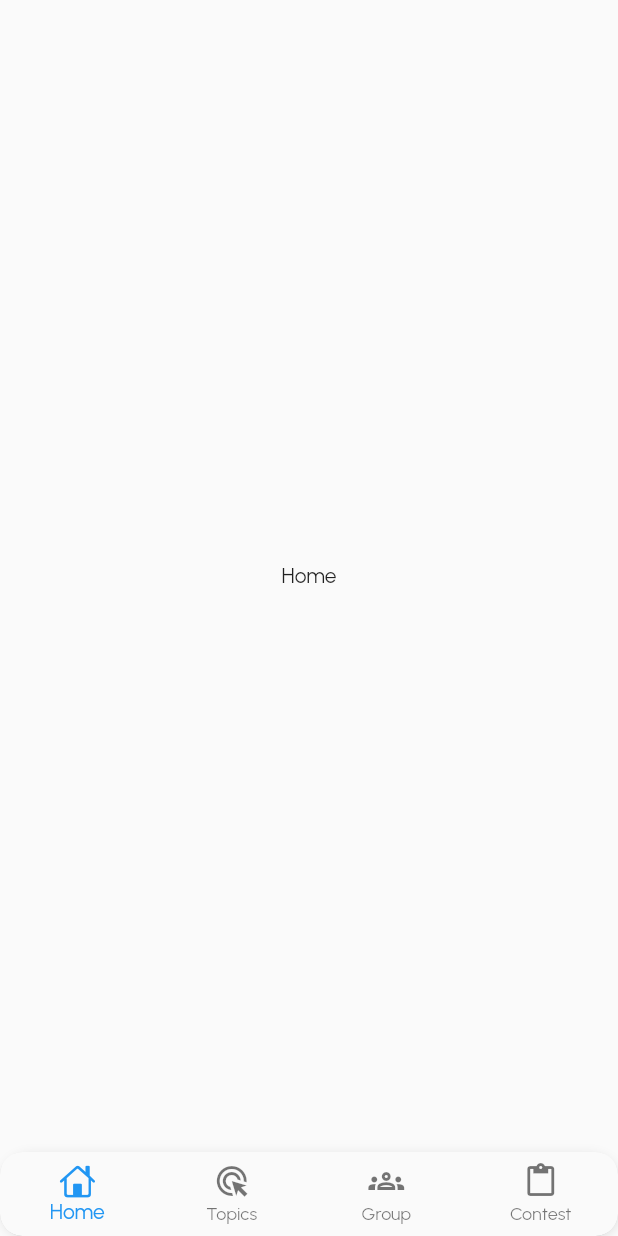
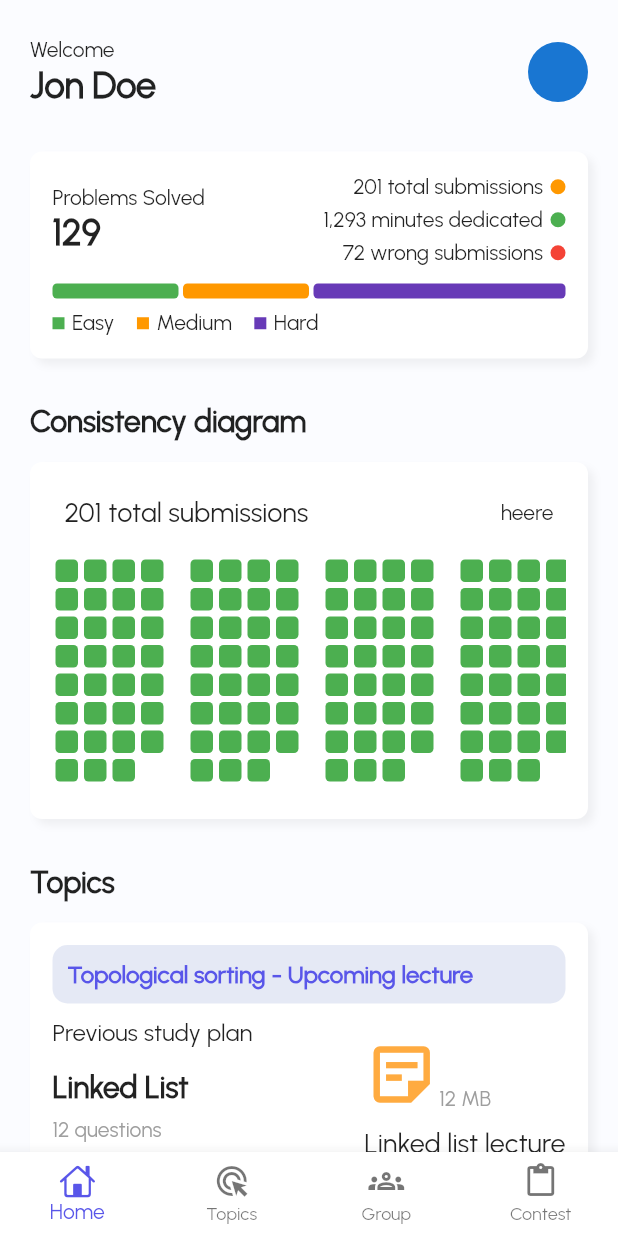
Before and after one commit to nattigy/portal.a2sv, a Flutter app: the HomePage screen opened directly, on a phone screen of 412 x 824 dp. Run offline on Flutter 3.47's test engine with Material 2 defaults, Android fonts, the phone set to English and light mode, and no system bars; our stand-ins replace bloc, equatable, flutter_bloc, flutter_secure_storage, formz, graphql and 2 more; accounts and stored records are empty; project files that could hold a hidden picture were left out.

Commit message:
[mobile] added home page

```diff
--- a/a2sv_portal_mobile/lib/app/app_view.dart
+++ b/a2sv_portal_mobile/lib/app/app_view.dart
@@ -1,4 +1,5 @@
 import 'package:a2sv_portal_mobile/app/students/screens/platforms.page.dart';
+import 'package:a2sv_portal_mobile/utils/custom_colors.dart';
 import 'package:flutter/material.dart';
 import 'package:flutter_bloc/flutter_bloc.dart';
 
@@ -26,27 +27,31 @@ class _AppViewState extends State<AppView> {
     return MaterialApp(
       debugShowCheckedModeBanner: false,
       navigatorKey: _navigatorKey,
-      theme: ThemeData(fontFamily: "Urbanist Regular"),
+      theme: ThemeData(
+          fontFamily: "Urbanist Regular",
+        scaffoldBackgroundColor: CustomColors.scaffoldBackGroundColor,
+      ),
       builder: (context, child) {
       //  return PlatformsPage();
         return BlocListener<AuthenticationBloc, AuthenticationState>(
           listener: (context, state) {
             switch (state.status) {
-              case AuthenticationStatus.authenticated:
+              case AuthenticationStatus.unauthenticated:
                 _navigator.pushAndRemoveUntil<void>(
                   HomePage.route(),
                   (route) => false,
                 );
                 break;
-              case AuthenticationStatus.unauthenticated:
-                _navigator.pushAndRemoveUntil<void>(
-                  LoginPage.route(),
-                  (route) => false,
-                );
-                break;
+              // case AuthenticationStatus.unauthenticated:
+              //   _navigator.pushAndRemoveUntil<void>(
+              //     LoginPage.route(),
+              //     (route) => false,
+              //   );
+              //   break;
               case AuthenticationStatus.firstUse:
                 _navigator.pushAndRemoveUntil<void>(
-                  OnBoardingPage.route(),
+                  HomePage.route(),
+                  // OnBoardingPage.route(),
                   (route) => false,
                 );
                 break;
--- a/a2sv_portal_mobile/lib/app/home/home.page.dart
+++ b/a2sv_portal_mobile/lib/app/home/home.page.dart
@@ -1,10 +1,10 @@
 import 'package:a2sv_portal_mobile/app/contest_tab/contest_tabs.dart';
 import 'package:a2sv_portal_mobile/app/topics_tab/topics_tab.dart';
+import 'package:a2sv_portal_mobile/utils/custom_colors.dart';
 import 'package:flutter/cupertino.dart';
 import 'package:flutter/material.dart';
-import 'package:flutter_bloc/flutter_bloc.dart';
+import 'package:velocity_x/velocity_x.dart';
 
-import '../auth/bloc/auth/auth.bloc.dart';
 import '../group_tab/group_tab.dart';
 import '../home_tab/home_tab.dart';
 
@@ -39,20 +39,12 @@ class _HomePageState extends State<HomePage> {
   Widget build(BuildContext context) {
     return Scaffold(
       body: _widgets[_selectedIndex],
-      bottomNavigationBar: Container(
-        decoration: const BoxDecoration(
-          borderRadius: BorderRadius.all(Radius.circular(20)),
-          boxShadow: [
-            BoxShadow(
-                color: Colors.black12,
-                spreadRadius: 0,
-                blurRadius: 6,
-                offset: Offset(1, 2)),
-          ],
-        ),
-        child: ClipRRect(
-          borderRadius: const BorderRadius.all(Radius.circular(15)),
-          child: BottomNavigationBar(
+      bottomNavigationBar: BottomNavigationBar(
+        backgroundColor: Colors.white,
+          // selectedIconTheme: IconThemeData(
+          //   color: CustomColors.primaryColor,
+          // ),
+          selectedItemColor: CustomColors.primaryColor,
           type: BottomNavigationBarType.fixed,
           currentIndex: _selectedIndex,
           onTap: _onItemTapped,
@@ -68,8 +60,6 @@ class _HomePageState extends State<HomePage> {
             BottomNavigationBarItem(
                 icon: Icon(Icons.content_paste_outlined), label: 'Contest'),
           ]),
-        ),
-      ),
     );
   }
 }
--- a/a2sv_portal_mobile/lib/app/home_tab/home_tab.dart
+++ b/a2sv_portal_mobile/lib/app/home_tab/home_tab.dart
@@ -1,10 +1,54 @@
 import 'package:flutter/material.dart';
+
+import '../../widgets/cards/margin_container.dart';
+import '../../widgets/text_views/card_label_text.dart';
+import '../topics_tab/topics_tab.dart';
+import 'widgets/consistency_diagram_card.dart';
+import 'widgets/profile_card.dart';
+import 'widgets/profile_stats_card.dart';
 
 class HomeTab extends StatelessWidget {
   const HomeTab({Key? key}) : super(key: key);
 
   @override
   Widget build(BuildContext context) {
-    return Container(child: Center(child: Text("Home"),),);
+    return Scaffold(
+      body: SafeArea(
+        child: SingleChildScrollView(
+          child: Column(
+            crossAxisAlignment: CrossAxisAlignment.start,
+            children: [
+              SizedBox(height: 25),
+              MarginContainer(child: ProfileCard()),
+              SizedBox(height: 30),
+              MarginContainer(child: ProblemsStatCard()),
+              SizedBox(height: 30),
+              MarginContainer(
+                child: Column(
+                  crossAxisAlignment: CrossAxisAlignment.start,
+                  children: [
+                    CardLabelText(text: "Consistency diagram"),
+                    SizedBox(height: 15),
+                    ConsistencyDiagramCard(),
+                  ],
+                ),
+              ),
+              SizedBox(height: 30),
+              MarginContainer(
+                child: Column(
+                  crossAxisAlignment: CrossAxisAlignment.start,
+                  children: [
+                    CardLabelText(text: "Topics"),
+                    SizedBox(height: 15),
+                    TopicsTab(),
+                  ],
+                ),
+              ),
+              SizedBox(height: 30),
+            ],
+          ),
+        ),
+      ),
+    );
   }
 }
--- /dev/null
+++ b/a2sv_portal_mobile/lib/app/home_tab/widgets/consistency_diagram_card.dart
@@ -0,0 +1,80 @@
+import 'package:a2sv_portal_mobile/widgets/cards/shadow_card.dart';
+import 'package:flutter/material.dart';
+
+class ConsistencyDiagramCard extends StatelessWidget {
+  const ConsistencyDiagramCard({Key? key}) : super(key: key);
+
+  @override
+  Widget build(BuildContext context) {
+    return ShadowCard(
+        child: Column(
+      children: [
+        Padding(
+          padding: const EdgeInsets.all(8),
+          child: Row(
+            mainAxisAlignment: MainAxisAlignment.spaceBetween,
+            children: [
+              Text(
+                "201 total submissions",
+                style: TextStyle(fontSize: 18, fontWeight: FontWeight.w500),
+              ),
+              Text("heere"),
+            ],
+          ),
+        ),
+        SizedBox(height: 10),
+        MonthlyConsistency(),
+      ],
+    ));
+  }
+}
+
+class MonthlyConsistency extends StatelessWidget {
+  const MonthlyConsistency({Key? key}) : super(key: key);
+
+  @override
+  Widget build(BuildContext context) {
+    return SingleChildScrollView(
+      scrollDirection: Axis.horizontal,
+      child: Row(
+        mainAxisAlignment: MainAxisAlignment.spaceEvenly,
+        children: [
+          ...List.generate(12, (index) => SingleMonth()),
+        ],
+      ),
+    );
+  }
+}
+
+class SingleMonth extends StatelessWidget {
+  const SingleMonth({Key? key}) : super(key: key);
+
+  @override
+  Widget build(BuildContext context) {
+    return SizedBox(
+      width: 90,
+      height: 160,
+      child: Wrap(
+        children: [
+          ...List.generate(31, (index) => Day()),
+        ],
+      ),
+    );
+  }
+}
+
+class Day extends StatelessWidget {
+  const Day({Key? key}) : super(key: key);
+
+  @override
+  Widget build(BuildContext context) {
+    return Container(
+      margin: EdgeInsets.all(2),
+      decoration: BoxDecoration(
+        color: Colors.green,
+        borderRadius: BorderRadius.all(Radius.circular(3)),
+      ),
+      child: SizedBox(width: 15, height: 15),
+    );
+  }
+}
--- /dev/null
+++ b/a2sv_portal_mobile/lib/app/home_tab/widgets/profile_card.dart
@@ -0,0 +1,22 @@
+import 'package:flutter/material.dart';
+
+class ProfileCard extends StatelessWidget {
+  const ProfileCard({Key? key}) : super(key: key);
+
+  @override
+  Widget build(BuildContext context) {
+    return Row(
+      mainAxisAlignment: MainAxisAlignment.spaceBetween,
+      children: [
+        Column(
+          crossAxisAlignment: CrossAxisAlignment.start,
+          children: [
+            Text("Welcome"),
+            Text("Jon Doe", style: TextStyle(fontWeight: FontWeight.w800, fontSize: 24),),
+          ],
+        ),
+        CircleAvatar(),
+      ],
+    );
+  }
+}
--- /dev/null
+++ b/a2sv_portal_mobile/lib/app/home_tab/widgets/profile_stats_card.dart
@@ -0,0 +1,89 @@
+import 'package:flutter/material.dart';
+
+import '../../../widgets/cards/shadow_card.dart';
+import '../../../widgets/text_views/reminder_text_view.dart';
+import 'questions_ratio.dart';
+
+class ProblemsStatCard extends StatelessWidget {
+  const ProblemsStatCard({Key? key}) : super(key: key);
+
+  @override
+  Widget build(BuildContext context) {
+    return ShadowCard(
+      child: Column(
+        children: [
+          // ReminderTextView(),
+          Row(
+            mainAxisAlignment: MainAxisAlignment.spaceBetween,
+            children: [
+              Column(
+                crossAxisAlignment: CrossAxisAlignment.start,
+                children: [
+                  Text("Problems Solved",),
+                  Text("129", style: TextStyle(fontWeight: FontWeight.w800, fontSize: 24),),
+                ],
+              ),
+              Column(
+                crossAxisAlignment: CrossAxisAlignment.end,
+                children: [
+                  Row(
+                    children: [
+                      Text("201 total submissions"),
+                      SizedBox(width: 5),
+                      SizedBox(
+                        width: 10,
+                        height: 10,
+                        child: Container(
+                          decoration: BoxDecoration(
+                            color: Colors.orange,
+                            borderRadius: BorderRadius.all(Radius.circular(10))
+                          ),
+                        ),
+                      ),
+                    ],
+                  ),
+                  SizedBox(height: 5),
+                  Row(
+                    children: [
+                      Text("1,293 minutes dedicated"),
+                      SizedBox(width: 5),
+                      SizedBox(
+                        width: 10,
+                        height: 10,
+                        child: Container(
+                          decoration: BoxDecoration(
+                              color: Colors.green,
+                              borderRadius: BorderRadius.all(Radius.circular(10))
+                          ),
+                        ),
+                      ),
+                    ],
+                  ),
+                  SizedBox(height: 5),
+                  Row(
+                    children: [
+                      Text("72 wrong submissions"),
+                      SizedBox(width: 5),
+                      SizedBox(
+                        width: 10,
+                        height: 10,
+                        child: Container(
+                          decoration: BoxDecoration(
+                              color: Colors.red,
+                              borderRadius: BorderRadius.all(Radius.circular(10))
+                          ),
+                        ),
+                      ),
+                    ],
+                  ),
+                ],
+              )
+            ],
+          ),
+          SizedBox(height: 12),
+          QuestionsRatio(),
+        ],
+      ),
+    );
+  }
+}
--- /dev/null
+++ b/a2sv_portal_mobile/lib/app/home_tab/widgets/questions_ratio.dart
@@ -0,0 +1,110 @@
+import 'package:flutter/material.dart';
+
+class QuestionsRatio extends StatelessWidget {
+  const QuestionsRatio({Key? key}) : super(key: key);
+
+  @override
+  Widget build(BuildContext context) {
+    return Column(
+      crossAxisAlignment: CrossAxisAlignment.start,
+      children: [
+        Row(
+          children: [
+            Expanded(
+              flex: 1,
+              child: SizedBox(
+                height: 10,
+                child: Container(
+                  decoration: BoxDecoration(
+                    borderRadius: BorderRadius.all(Radius.circular(3)),
+                    color: Colors.green,
+                  ),
+                ),
+              ),
+            ),
+            SizedBox(width: 3),
+            Expanded(
+              flex: 1,
+              child: SizedBox(
+                height: 10,
+                child: Container(
+                  decoration: BoxDecoration(
+                    borderRadius: BorderRadius.all(Radius.circular(3)),
+                      color: Colors.orange,
+                  ),
+                ),
+              ),
+            ),
+            SizedBox(width: 3),
+            Expanded(
+              flex: 2,
+              child: SizedBox(
+                height: 10,
+                child: Container(
+                  decoration: BoxDecoration(
+                    borderRadius: BorderRadius.all(Radius.circular(3)),
+                      color: Colors.deepPurple,
+                  ),
+                ),
+              ),
+            ),
+          ],
+        ),
+        SizedBox(height: 8),
+        Row(
+          mainAxisSize: MainAxisSize.min,
+          mainAxisAlignment: MainAxisAlignment.start,
+          children: [
+            Row(
+              children: [
+                SizedBox(
+                  height: 8,
+                  width: 8,
+                  child: Container(
+                    decoration: BoxDecoration(
+                      color: Colors.green,
+                    ),
+                  ),
+                ),
+                SizedBox(width: 5),
+                Text("Easy"),
+              ],
+            ),
+            SizedBox(width: 15),
+            Row(
+              children: [
+                SizedBox(
+                  height: 8,
+                  width: 8,
+                  child: Container(
+                    decoration: BoxDecoration(
+                      color: Colors.orange,
+                    ),
+                  ),
+                ),
+                SizedBox(width: 5),
+                Text("Medium"),
+              ],
+            ),
+            SizedBox(width: 15),
+            Row(
+              children: [
+                SizedBox(
+                  height: 8,
+                  width: 8,
+                  child: Container(
+                    decoration: BoxDecoration(
+                      color: Colors.deepPurple,
+                    ),
+                  ),
+                ),
+                SizedBox(width: 5),
+                Text("Hard"),
+              ],
+            ),
+          ],
+        )
+      ],
+    );
+  }
+}
--- /dev/null
+++ b/a2sv_portal_mobile/lib/app/students/screens/stats_detail_page.dart
@@ -0,0 +1,37 @@
+import 'package:a2sv_portal_mobile/app/home_tab/widgets/profile_stats_card.dart';
+import 'package:flutter/material.dart';
+
+import '../../../widgets/cards/margin_container.dart';
+import '../../../widgets/text_views/card_label_text.dart';
+import '../../home_tab/widgets/consistency_diagram_card.dart';
+
+class StatsDetailPage extends StatelessWidget {
+  const StatsDetailPage({Key? key}) : super(key: key);
+
+  @override
+  Widget build(BuildContext context) {
+    return Scaffold(
+      body: SafeArea(
+        child: SingleChildScrollView(
+          child: Column(
+            children: [
+              SizedBox(height: 30),
+              MarginContainer(child: ProblemsStatCard()),
+              SizedBox(height: 30),
+              MarginContainer(
+                child: Column(
+                  crossAxisAlignment: CrossAxisAlignment.start,
+                  children: [
+                    CardLabelText(text: "Consistency diagram"),
+                    SizedBox(height: 15),
+                    ConsistencyDiagramCard(),
+                  ],
+                ),
+              ),
+            ],
+          ),
+        ),
+      ),
+    );
+  }
+}
--- a/a2sv_portal_mobile/lib/app/students/screens/students-list.page.dart
+++ /dev/null
@@ -1,10 +0,0 @@
-import 'package:flutter/material.dart';
-
-class StudentsListPage extends StatelessWidget {
-  const StudentsListPage({Key? key}) : super(key: key);
-
-  @override
-  Widget build(BuildContext context) {
-    return Container();
-  }
-}
--- a/a2sv_portal_mobile/lib/app/students/screens/widgets/single-student.component.dart
+++ /dev/null
@@ -1,10 +0,0 @@
-import 'package:flutter/material.dart';
-
-class SingleStudent extends StatelessWidget {
-  const SingleStudent({Key? key}) : super(key: key);
-
-  @override
-  Widget build(BuildContext context) {
-    return Container();
-  }
-}
--- a/a2sv_portal_mobile/lib/app/topics_tab/topics_tab.dart
+++ b/a2sv_portal_mobile/lib/app/topics_tab/topics_tab.dart
@@ -1,10 +1,89 @@
+import 'package:a2sv_portal_mobile/widgets/buttons/main-button.dart';
+import 'package:a2sv_portal_mobile/widgets/cards/shadow_card.dart';
 import 'package:flutter/material.dart';
+
+import '../../widgets/text_views/card_title_text.dart';
+import '../../widgets/text_views/reminder_text_view.dart';
 
 class TopicsTab extends StatelessWidget {
   const TopicsTab({Key? key}) : super(key: key);
 
   @override
   Widget build(BuildContext context) {
-    return Container(child: Center(child: Text("Topics"),),);
+    return ShadowCard(
+      child: Column(
+        children: [
+          ReminderTextView(),
+          SizedBox(height: 10),
+          Row(
+            mainAxisAlignment: MainAxisAlignment.spaceBetween,
+            children: [
+              Column(
+                crossAxisAlignment: CrossAxisAlignment.start,
+                children: [
+                  Text(
+                    "Previous study plan",
+                    style: TextStyle(fontWeight: FontWeight.w400, fontSize: 16),
+                  ),
+                  SizedBox(height: 15),
+                  CardTitleText(text: "Linked List"),
+                  SizedBox(height: 8),
+                  Text(
+                    "12 questions",
+                    style: TextStyle(
+                      fontWeight: FontWeight.w200,
+                        color: Colors.grey,
+                    ),
+                  ),
+                  SizedBox(height: 8),
+                  SizedBox(
+                    width: 125,
+                    child: MainButton(
+                      title: "Open Topic",
+                      onClick: () {},
+                      color: Colors.indigo,
+                    ),
+                  )
+                ],
+              ),
+              Column(
+                crossAxisAlignment: CrossAxisAlignment.start,
+                children: [
+                  Row(
+                    crossAxisAlignment: CrossAxisAlignment.end,
+                    children: [
+                      Icon(Icons.sticky_note_2_outlined, color: Colors.orangeAccent, size: 50),
+                      Text(
+                        "12 MB",
+                        style: TextStyle(
+                          fontWeight: FontWeight.w100,
+                          color: Colors.grey
+                        ),
+                      ),
+                    ],
+                  ),
+                  SizedBox(height: 10),
+                  Text(
+                    "Linked list lecture",
+                    style: TextStyle(fontWeight: FontWeight.w400, fontSize: 18),
+                  ),
+                  SizedBox(height: 10),
+                  Row(
+                    children: [
+                      Icon(Icons.open_in_new, color: Colors.indigo),
+                      SizedBox(width: 5),
+                      Text(
+                        "Link",
+                        style: TextStyle(fontSize: 16, color: Colors.indigo),
+                      ),
+                    ],
+                  ),
+                ],
+              ),
+            ],
+          ),
+        ],
+      ),
+    );
   }
 }
--- a/a2sv_portal_mobile/lib/utils/custom_colors.dart
+++ b/a2sv_portal_mobile/lib/utils/custom_colors.dart
@@ -2,10 +2,13 @@ import 'package:flutter/material.dart';
 
 class CustomColors {
   static Color? primaryColor = const Color(0xFF5956E9);
+  static Color? primaryLightColor = const Color(0xFFE5E9F5);
   static Color? greyUnselectedOnboardingSlider = const Color(0xFFD9D9D9);
   static Color? lightTextColor = const Color(0xFFA4A4A4);
   static Color? darkerTextColor = const Color(0xFF585858);
   static Color? fieldBackgroundColor = const Color(0xFFFAFBFF);
   static Color? veryDarkTextColor = const Color(0xFF2E2E2E);
   static Color? veryLightTextColor = const Color(0xFFA8A8A8);
+  static Color scaffoldBackGroundColor = const Color(0xFFFBFCFF);
+  static Color lightShadowColor = const Color.fromRGBO(0,0,0,0.05);
 }
--- a/a2sv_portal_mobile/lib/widgets/buttons/main-button.dart
+++ b/a2sv_portal_mobile/lib/widgets/buttons/main-button.dart
@@ -2,26 +2,26 @@ import 'package:flutter/material.dart';
 
 class MainButton extends StatelessWidget {
   final String title;
-  final Color? color;
+  final Color color;
   final Function onClick;
-  const MainButton({Key? key, required this.title, this.color, required this.onClick}) : super(key: key);
+  const MainButton({Key? key, required this.title, required this.color, required this.onClick}) : super(key: key);
 
   @override
   Widget build(BuildContext context) {
     return SizedBox(
-      width: 350,
+      width: double.infinity,
       height: 50,
       child: ElevatedButton(
-
         onPressed: () {},
         style: ButtonStyle(
           backgroundColor: MaterialStateProperty.all<Color>(
-            color!,
+            color,
           ),
+          elevation: MaterialStateProperty.all(0),
           shape: MaterialStateProperty.all<RoundedRectangleBorder>(
             const RoundedRectangleBorder(
               borderRadius: BorderRadius.all(
-                Radius.circular(10),
+                Radius.circular(5),
               ),
             ),
           ),
--- /dev/null
+++ b/a2sv_portal_mobile/lib/widgets/cards/margin_container.dart
@@ -0,0 +1,15 @@
+import 'package:flutter/material.dart';
+
+class MarginContainer extends StatelessWidget {
+  const MarginContainer({Key? key, required this.child}) : super(key: key);
+
+  final Widget child;
+
+  @override
+  Widget build(BuildContext context) {
+    return Container(
+      margin: EdgeInsets.symmetric(horizontal: 20),
+      child: child,
+    );
+  }
+}
--- /dev/null
+++ b/a2sv_portal_mobile/lib/widgets/cards/shadow_card.dart
@@ -0,0 +1,31 @@
+import 'package:flutter/material.dart';
+
+import '../../utils/custom_colors.dart';
+import 'margin_container.dart';
+
+class ShadowCard extends StatelessWidget {
+  const ShadowCard({Key? key, required this.child}) : super(key: key);
+
+  final Widget child;
+
+  @override
+  Widget build(BuildContext context) {
+    return Container(
+      width: double.infinity,
+      padding: EdgeInsets.symmetric(vertical: 15, horizontal: 15),
+      decoration: BoxDecoration(
+        color: Colors.white,
+        borderRadius: BorderRadius.all(Radius.circular(8)),
+        boxShadow: [
+          BoxShadow(
+            offset: Offset(4,4),
+            spreadRadius: 0,
+            blurRadius: 4,
+            color: CustomColors.lightShadowColor
+          )
+        ]
+      ),
+      child: child,
+    );
+  }
+}
--- /dev/null
+++ b/a2sv_portal_mobile/lib/widgets/text_views/card_label_text.dart
@@ -0,0 +1,11 @@
+import 'package:flutter/material.dart';
+
+class CardLabelText extends StatelessWidget {
+  const CardLabelText({Key? key, required this.text}) : super(key: key);
+  final String text;
+
+  @override
+  Widget build(BuildContext context) {
+    return Text(text, style: TextStyle(fontWeight: FontWeight.w600, fontSize: 20),);
+  }
+}
--- /dev/null
+++ b/a2sv_portal_mobile/lib/widgets/text_views/card_title_text.dart
@@ -0,0 +1,15 @@
+import 'package:flutter/material.dart';
+
+class CardTitleText extends StatelessWidget {
+  const CardTitleText({Key? key, required this.text}) : super(key: key);
+
+  final String text;
+
+  @override
+  Widget build(BuildContext context) {
+    return Text(text, style: TextStyle(
+      fontWeight: FontWeight.w700,
+      fontSize: 20
+    ),);
+  }
+}
--- /dev/null
+++ b/a2sv_portal_mobile/lib/widgets/text_views/reminder_text_view.dart
@@ -0,0 +1,26 @@
+import 'package:flutter/material.dart';
+
+import '../../utils/custom_colors.dart';
+
+class ReminderTextView extends StatelessWidget {
+  const ReminderTextView({Key? key}) : super(key: key);
+
+  @override
+  Widget build(BuildContext context) {
+    return Container(
+      width: double.infinity,
+      padding: EdgeInsets.all(10),
+      decoration: BoxDecoration(
+          color: CustomColors.primaryLightColor,
+          borderRadius: BorderRadius.all(Radius.circular(10))),
+      child: Text(
+        "Topological sorting - Upcoming lecture",
+        style: TextStyle(
+          color: CustomColors.primaryColor,
+          fontWeight: FontWeight.w600,
+          fontSize: 16,
+        ),
+      ),
+    );
+  }
+}
```
Also changed, not shown: a2sv_portal_mobile/pubspec.lock. Lines whose indentation alone changed are shown as unchanged.
